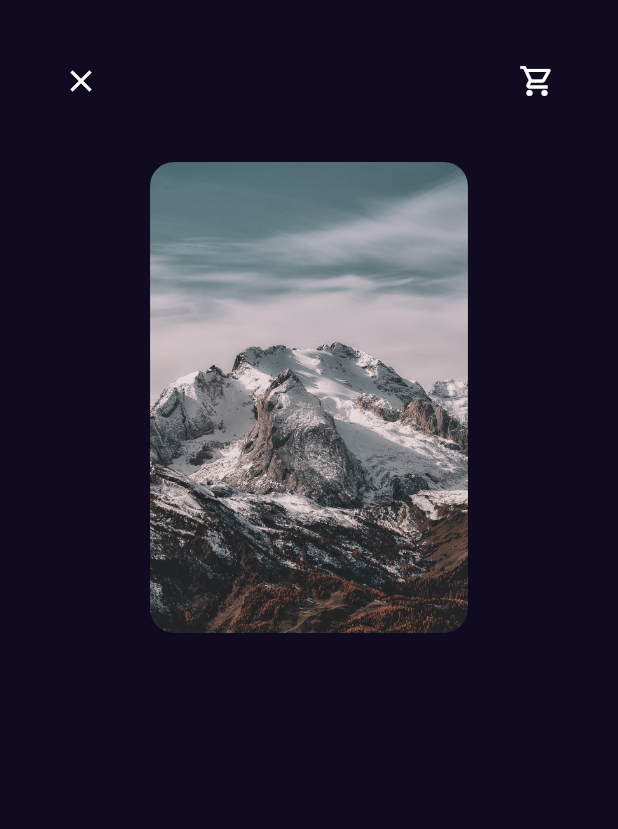
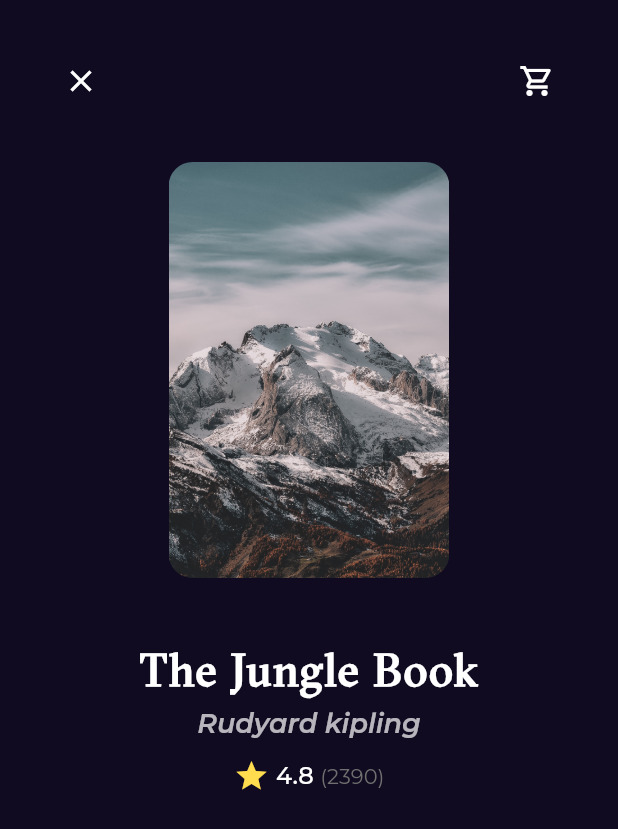
Before and after one commit to mohamedSalah1994/bookly, a Flutter app: the BookDetailsView screen opened by its route, on a phone screen of 412 x 824 dp. Shown: the top 829 px of the screen. Run offline on Flutter 3.47's test engine with Material 2 defaults, Android fonts, the phone set to English and light mode, and no system bars; our stand-ins replace go_router, google_fonts.

Commit message:
add title & subtitle $ reating to details page

```diff
--- a/lib/Features/home/presentation/views/widgets/book_details_view_body.dart
+++ b/lib/Features/home/presentation/views/widgets/book_details_view_body.dart
@@ -1,5 +1,7 @@
+import 'package:bookly/Features/home/presentation/views/widgets/book_rating.dart';
 import 'package:bookly/Features/home/presentation/views/widgets/custom_book_details_app_bar.dart';
 import 'package:bookly/Features/home/presentation/views/widgets/custom_book_item.dart';
+import 'package:bookly/core/utils/styles.dart';
 import 'package:flutter/material.dart';
 
 class BookDetailsViewBody extends StatelessWidget {
@@ -11,11 +13,37 @@ class BookDetailsViewBody extends StatelessWidget {
     return Padding(
       padding: const EdgeInsets.symmetric(horizontal: 30),
       child: Column(
+        crossAxisAlignment: CrossAxisAlignment.center,
         children: [
           const CustomBookDetailsAppBar(),
           Padding(
-            padding: EdgeInsets.symmetric(horizontal: width * 0.17),
+            padding: EdgeInsets.symmetric(horizontal: width * 0.2),
             child: const CustomBookImage(),
+          ),
+          const SizedBox(
+            height: 43,
+          ),
+          Text(
+            'The Jungle Book',
+            style: Styles.textStyle30.copyWith(fontWeight: FontWeight.bold),
+          ),
+          const SizedBox(
+            height: 6,
+          ),
+          Opacity(
+            opacity: 0.7,
+              child: Text(
+            'Rudyard kipling',
+            style: Styles.textStyle18.copyWith(fontStyle: FontStyle.italic),
+          )),
+          const SizedBox(
+            height: 12,
+          ),
+          Row(
+            mainAxisAlignment: MainAxisAlignment.center,
+            children: const [
+              BookRating(),
+            ],
           ),
         ],
       ),
--- a/lib/Features/home/presentation/views/widgets/book_rating.dart
+++ b/lib/Features/home/presentation/views/widgets/book_rating.dart
@@ -6,6 +6,7 @@ class BookRating extends StatelessWidget {
 
   @override
   Widget build(BuildContext context) {
+
     return Row(
       children: [
 
```
